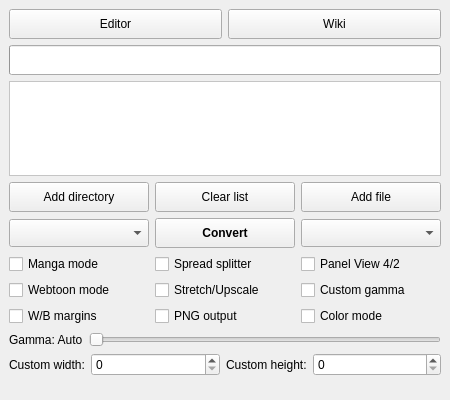
Above: gui/KCC.ui from ciromattia/kcc before the change. Below: the same form after it.
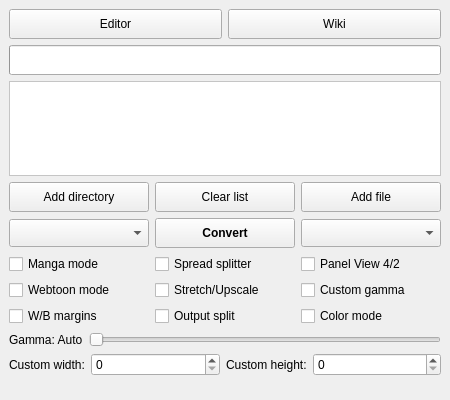
That is the form after the change. Icons and pictures are not drawn.

```diff
--- a/gui/KCC.ui
+++ b/gui/KCC.ui
@@ -233,7 +233,7 @@
           <string>&lt;html&gt;&lt;head/&gt;&lt;body&gt;&lt;p style='white-space:pre'&gt;Create PNG files instead JPEG.&lt;br/&gt;Quality increase is not noticeable on most of devices.&lt;br/&gt;Output files &lt;span style=&quot; font-weight:600;&quot;&gt;might&lt;/span&gt; be smaller.&lt;br/&gt;&lt;span style=&quot; font-weight:600;&quot;&gt;MOBI conversion will be much slower.&lt;/span&gt;&lt;/p&gt;&lt;/body&gt;&lt;/html&gt;</string>
          </property>
          <property name="text">
-          <string>PNG output</string>
+          <string>Output split</string>
          </property>
         </widget>
        </item>
```
Left out of the diff: 6 changed lines with no effect on the pictures.
